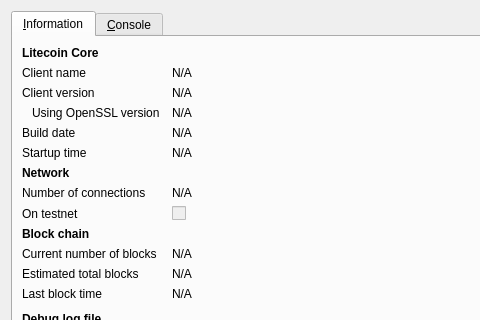
Qt form src/qt/forms/rpcconsole.ui (cryptokeeper/Betcoin) before a commit; both pictures show x 0 to 480 and y 0 to 320 of the 740 by 450 pixel window.
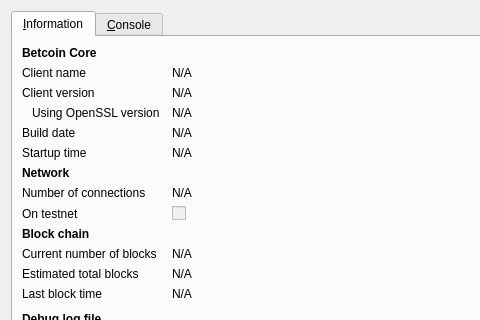
The same form after that commit. Icons and pictures are not drawn.

Patch:
```diff
--- a/src/qt/forms/rpcconsole.ui
+++ b/src/qt/forms/rpcconsole.ui
@@ -36,7 +36,7 @@
           </font>
          </property>
          <property name="text">
-          <string>Litecoin Core</string>
+          <string>Betcoin Core</string>
          </property>
         </widget>
        </item>
```
Left out of the diff: 6 changed lines with no effect on the pictures.
